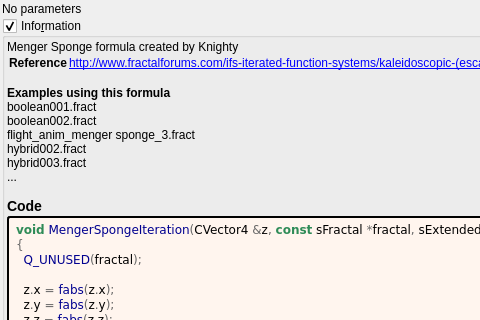
The window that mandelbulber2/formula/ui/menger_sponge.ui (buddhi1980/mandelbulber2) describes before a commit, drawn with Qt 5; both pictures show x 0 to 480 and y 0 to 320 of the 561 by 685 pixel window.
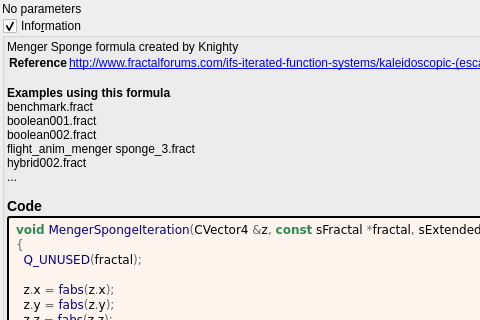
The same window after the commit. Custom widgets are drawn as their Qt base class.

Commit message:
source code format - fractal_formulas.cpp and formula opencl/ui
- fixed UTF8-BOM on fractal_formulas.cpp file
- formatted fractal_formulas.cpp
- updated formula opencl and ui files

Diff of the .ui file:
```diff
--- a/mandelbulber2/formula/ui/menger_sponge.ui
+++ b/mandelbulber2/formula/ui/menger_sponge.ui
@@ -70,7 +70,7 @@
 &lt;tr&gt;&lt;th&gt;Reference&lt;/th&gt;&lt;td&gt;&lt;a href=&quot;http://www.fractalforums.com/ifs-iterated-function-systems/kaleidoscopic-(escape-time-ifs)/&quot;&gt;http://www.fractalforums.com/ifs-iterated-function-systems/kaleidoscopic-(escape-time-ifs)/&lt;br&gt;
 &lt;/td&gt;&lt;/tr&gt;
 &lt;/table&gt;
-&lt;br&gt;&lt;b&gt;Examples using this formula&lt;/b&gt;&lt;br&gt;boolean001.fract&lt;br&gt;boolean002.fract&lt;br&gt;flight_anim_menger sponge_3.fract&lt;br&gt;hybrid002.fract&lt;br&gt;hybrid003.fract&lt;br&gt;...&lt;h3&gt;Code&lt;/h3&gt;</string>
+&lt;br&gt;&lt;b&gt;Examples using this formula&lt;/b&gt;&lt;br&gt;benchmark.fract&lt;br&gt;boolean001.fract&lt;br&gt;boolean002.fract&lt;br&gt;flight_anim_menger sponge_3.fract&lt;br&gt;hybrid002.fract&lt;br&gt;...&lt;h3&gt;Code&lt;/h3&gt;</string>
         </property>
         <property name="wordWrap">
          <bool>true</bool>
```
The commit also changes 104 other files.
